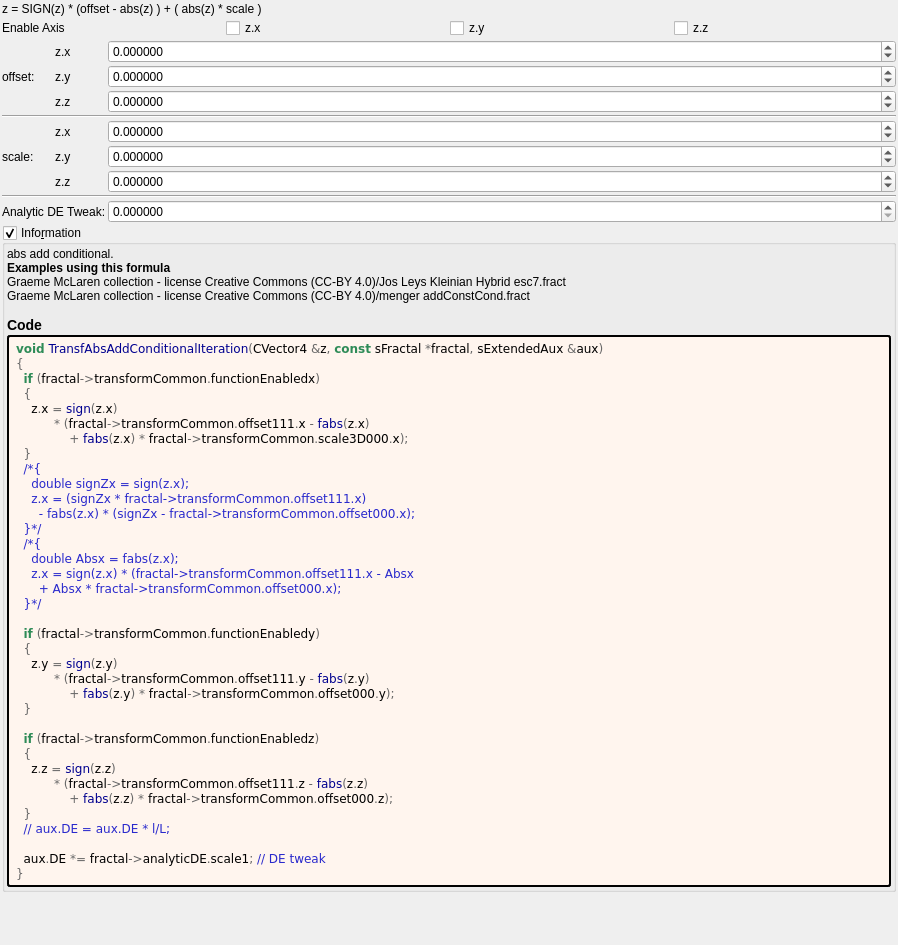
First picture: the form in mandelbulber2/formula/ui/transf_abs_add_conditional.ui, repository buddhi1980/mandelbulber2, before the edit.
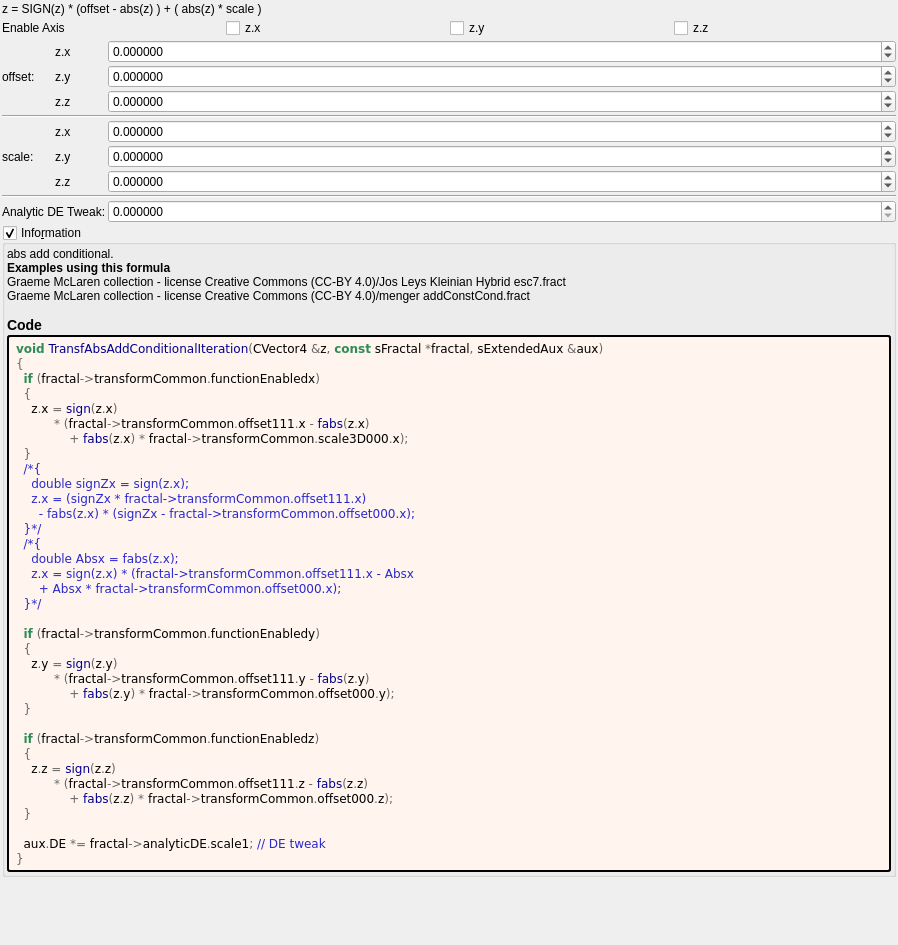
Second picture: the form after the edit. Custom widgets are drawn as their Qt base class.

Patch:
```diff
--- a/mandelbulber2/formula/ui/transf_abs_add_conditional.ui
+++ b/mandelbulber2/formula/ui/transf_abs_add_conditional.ui
@@ -435,7 +435,6 @@
           &lt;span style=&quot;color:#676767&quot;&gt;* (&lt;/span&gt;fractal&lt;span style=&quot;color:#676767&quot;&gt;-&amp;gt;&lt;/span&gt;transformCommon&lt;span style=&quot;color:#676767&quot;&gt;.&lt;/span&gt;offset111&lt;span style=&quot;color:#676767&quot;&gt;.&lt;/span&gt;z &lt;span style=&quot;color:#676767&quot;&gt;-&lt;/span&gt; &lt;span style=&quot;color:#00008f&quot;&gt;fabs&lt;/span&gt;&lt;span style=&quot;color:#676767&quot;&gt;(&lt;/span&gt;z&lt;span style=&quot;color:#676767&quot;&gt;.&lt;/span&gt;z&lt;span style=&quot;color:#676767&quot;&gt;)&lt;/span&gt;
               &lt;span style=&quot;color:#676767&quot;&gt;+&lt;/span&gt; &lt;span style=&quot;color:#00008f&quot;&gt;fabs&lt;/span&gt;&lt;span style=&quot;color:#676767&quot;&gt;(&lt;/span&gt;z&lt;span style=&quot;color:#676767&quot;&gt;.&lt;/span&gt;z&lt;span style=&quot;color:#676767&quot;&gt;) *&lt;/span&gt; fractal&lt;span style=&quot;color:#676767&quot;&gt;-&amp;gt;&lt;/span&gt;transformCommon&lt;span style=&quot;color:#676767&quot;&gt;.&lt;/span&gt;offset000&lt;span style=&quot;color:#676767&quot;&gt;.&lt;/span&gt;z&lt;span style=&quot;color:#676767&quot;&gt;);&lt;/span&gt;
   &lt;span style=&quot;color:#676767&quot;&gt;}&lt;/span&gt;
-  &lt;span style=&quot;color:#2929cc&quot;&gt;// aux.DE = aux.DE * l/L;&lt;/span&gt;
 
   aux&lt;span style=&quot;color:#676767&quot;&gt;.&lt;/span&gt;DE &lt;span style=&quot;color:#676767&quot;&gt;*=&lt;/span&gt; fractal&lt;span style=&quot;color:#676767&quot;&gt;-&amp;gt;&lt;/span&gt;analyticDE&lt;span style=&quot;color:#676767&quot;&gt;.&lt;/span&gt;scale1&lt;span style=&quot;color:#676767&quot;&gt;;&lt;/span&gt; &lt;span style=&quot;color:#2929cc&quot;&gt;// DE tweak&lt;/span&gt;
 &lt;span style=&quot;color:#676767&quot;&gt;}&lt;/span&gt;
```
